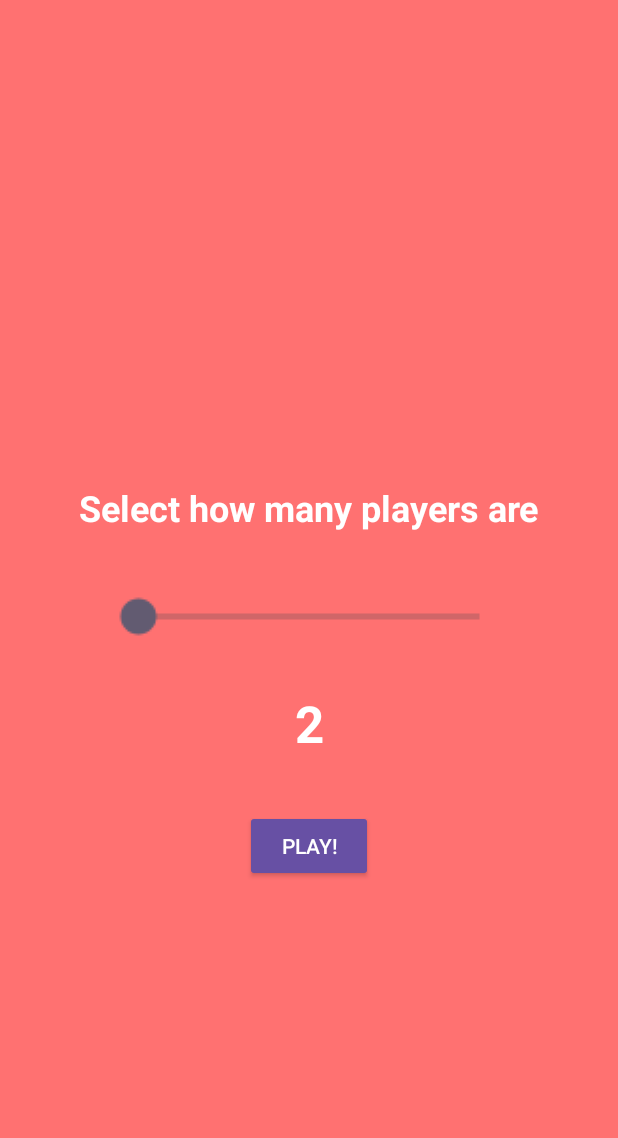
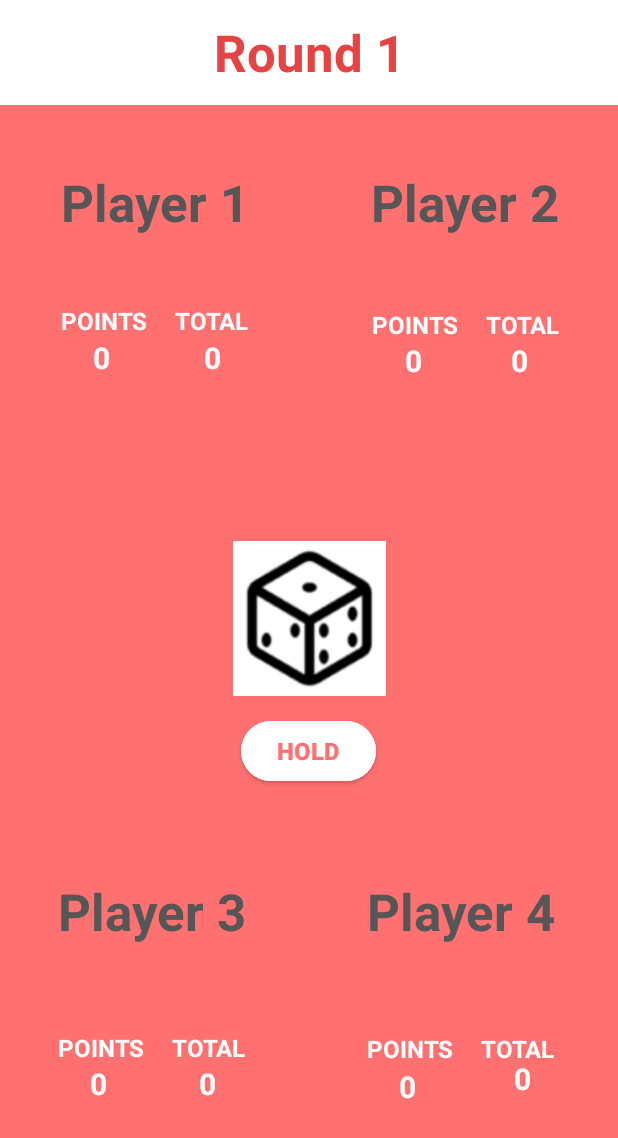
Before and after one commit to byMarkky/pig_app, an Android app: the layout activity_main.xml on its own in the app's theme, with its tools: preview values and no code run, on a phone screen of 412 x 824 dp. Shown: the top 1138 px of the screen. Run offline under Robolectric (Android 15) with nearby library versions, the phone set to English and light mode, and no system bars.

```diff
--- a/app/src/main/res/layout/activity_main.xml
+++ b/app/src/main/res/layout/activity_main.xml
@@ -52,7 +52,7 @@
             android:id="@+id/startLayout"
             android:layout_width="match_parent"
             android:layout_height="match_parent"
-            android:visibility="visible">
+            android:visibility="gone">
 
             <TextView
                 android:id="@+id/textView10"
@@ -118,8 +118,8 @@
             android:id="@+id/gameLayout"
             android:layout_width="match_parent"
             android:layout_height="match_parent"
-            android:visibility="gone"
-            tools:visibility="gone">
+            android:visibility="visible"
+            tools:visibility="visible">
 
             <Button
                 android:id="@+id/holdButton"
@@ -321,7 +321,7 @@
                 app:layout_constraintTop_toTopOf="parent">
 
                 <ImageView
-                    android:id="@+id/imageView"
+                    android:id="@+id/dice"
                     android:layout_width="match_parent"
                     android:layout_height="match_parent"
                     app:srcCompat="@drawable/dice_default" />
```
Also changed, not shown: app/src/main/java/com/example/pig_marco_ramos/MainActivity.kt (+27 -5 lines).
